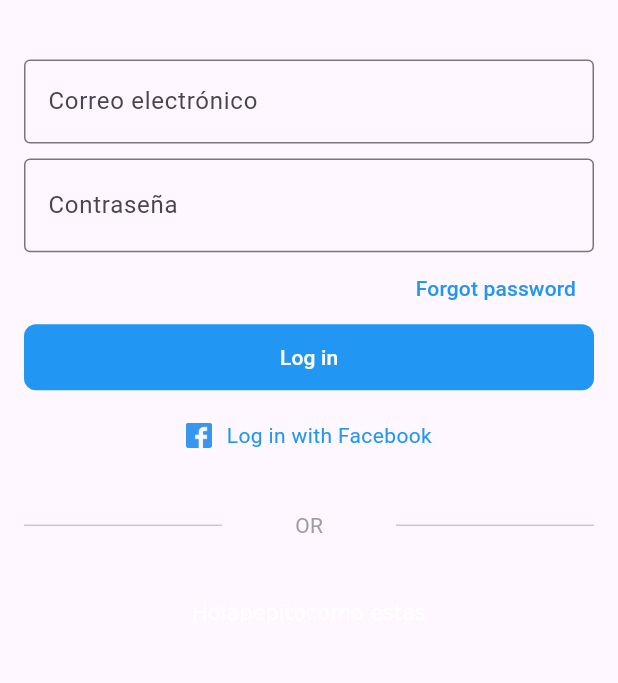
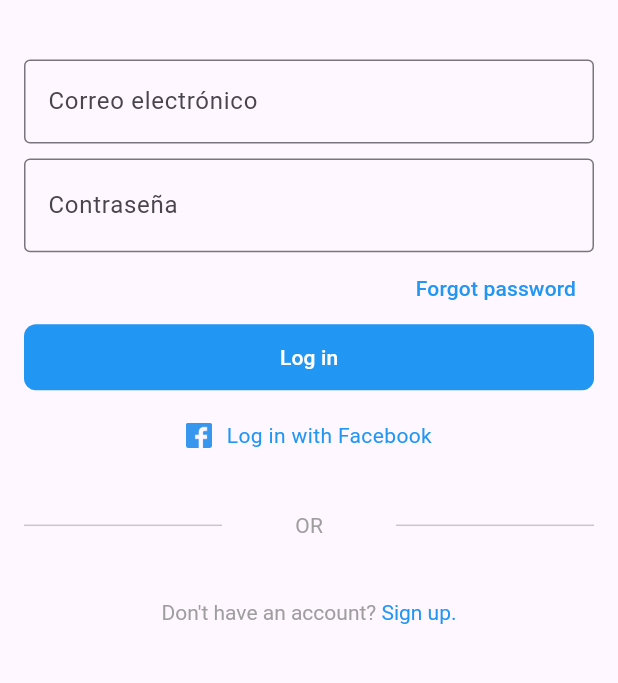
Before and after one commit to RicharC293/instagram-clone, a Flutter app: the screen it shows after launch, after a tap on "Switch accounts", on a phone screen of 412 x 824 dp, the part 242-925 px from its top. Run offline on Flutter 3.47's test engine with Material 3 defaults, Android fonts, the phone set to English and light mode, and no system bars; our stand-ins replace flutter_svg.

Commit message:
chore: Update import statements and add routes for LoginScreen and AuthorizationScreen

```diff
--- a/lib/screens/authorization_screen.dart
+++ b/lib/screens/authorization_screen.dart
@@ -1,6 +1,7 @@
 import 'package:flutter/material.dart';
 import 'package:instagram/screens/login_screen.dart';
 import 'package:instagram/widgets/button.dart';
+import 'package:instagram/widgets/footer.dart';
 import 'package:instagram/widgets/instagram_logo.dart';
 
 // Scaffold [x]
@@ -144,7 +145,6 @@ class AuthorizationScreen extends StatelessWidget {
                 /// 1. Qué cambio en el stack.
                 /// 2. Qué paso con el appbar.
                 /// 3. Como podría regresar a la pantalla anterior. Authorization screen
-
               },
 
               /// Otra forma WidgetStatePropertyAll()
@@ -160,21 +160,7 @@ class AuthorizationScreen extends StatelessWidget {
         ),
       ),
 
-      /// SafeArea -> Area de seguridad para que los widgets no desaparezcan
-      /// distribución de los dispositivos
-      /// 1. Container
-      /// 2. Text
-      /// 3. Button - GestureDetector
-      bottomNavigationBar: SafeArea(
-        child: Container(
-          decoration: const BoxDecoration(
-            border: Border(
-                top: BorderSide(
-              color: Colors.grey,
-              width: 1,
-            )),
-          ),
-          height: 50,
+      bottomNavigationBar: Footer(
         child: Row(
           mainAxisAlignment: MainAxisAlignment.center,
           children: [
@@ -200,7 +186,6 @@ class AuthorizationScreen extends StatelessWidget {
           ],
         ),
       ),
-      ),
     );
   }
 }
--- a/lib/screens/login_screen.dart
+++ b/lib/screens/login_screen.dart
@@ -1,3 +1,4 @@
+import 'package:flutter/gestures.dart';
 import 'package:flutter/material.dart';
 import 'package:instagram/widgets/button.dart';
 import 'package:instagram/widgets/instagram_logo.dart';
@@ -164,15 +165,22 @@ class _LoginScreenState extends State<LoginScreen> {
             /// Hola **pepito** como estas
             /// Text - TextSpan
             RichText(
-              text: const TextSpan(
-                text: "Hola",
+              text: TextSpan(
+                text: "Don't have an account? ",
+                style: const TextStyle(color: Colors.grey),
                 children: [
                     TextSpan(
-                      text: "pepito"
+                      text: "Sign up.",
+                      style: const TextStyle(color: Colors.blue),
+                      recognizer: TapGestureRecognizer()..onTap = () {
+                        /// A EJECUTAR
+                        print("Redirection");
+                      },
                     ),
-                    TextSpan(
-                      text: "como estas"
-                    ),
+                    // TextSpan(
+                    //   text: " como estas",
+                    //   style: TextStyle(color: Colors.red),
+                    // ),
                 ],
               ),
             ),
--- /dev/null
+++ b/lib/widgets/footer.dart
@@ -0,0 +1,32 @@
+import 'package:flutter/material.dart';
+
+class Footer extends StatelessWidget {
+  const Footer({
+    super.key,
+    required this.child,
+  });
+
+  final Widget child;
+
+  @override
+  Widget build(BuildContext context) {
+    /// SafeArea -> Area de seguridad para que los widgets no desaparezcan
+    /// distribución de los dispositivos
+    /// 1. Container
+    /// 2. Text
+    /// 3. Button - GestureDetector
+    return SafeArea(
+      child: Container(
+        decoration: const BoxDecoration(
+          border: Border(
+              top: BorderSide(
+            color: Colors.grey,
+            width: 1,
+          )),
+        ),
+        height: 50,
+        child: child,
+      ),
+    );
+  }
+}
```
Lines whose indentation alone changed are shown as unchanged.
